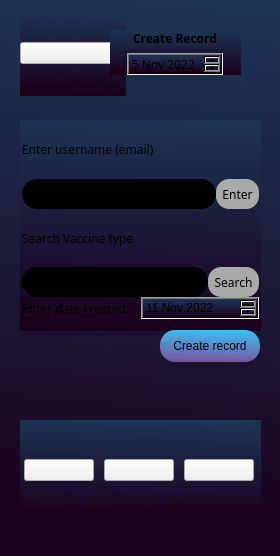
First picture: the form in MyCovidRecord/createrecord.ui, repository gagabon501/cs106-2, before the edit.
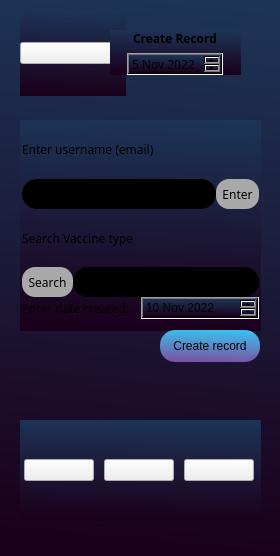
Second picture: the form after the edit. Icons and pictures are not drawn.

Commit message: create record push button

The edit to the form file:
```diff
--- a/MyCovidRecord/createrecord.ui
+++ b/MyCovidRecord/createrecord.ui
@@ -313,20 +313,6 @@
      </item>
      <item>
       <layout class="QHBoxLayout" name="horizontalLayout_2">
-       <item>
-        <widget class="QLineEdit" name="SearchVaccForm">
-         <property name="maximumSize">
-          <size>
-           <width>16777215</width>
-           <height>30</height>
-          </size>
-         </property>
-         <property name="styleSheet">
-          <string notr="true">border-radius: 15px;
-background-color: #000;</string>
-         </property>
-        </widget>
-       </item>
        <item>
         <widget class="QPushButton" name="vaccineType">
          <property name="minimumSize">
@@ -362,6 +348,20 @@
          </property>
         </widget>
        </item>
+       <item>
+        <widget class="QLineEdit" name="SearchVaccForm">
+         <property name="maximumSize">
+          <size>
+           <width>16777215</width>
+           <height>30</height>
+          </size>
+         </property>
+         <property name="styleSheet">
+          <string notr="true">border-radius: 15px;
+background-color: #000;</string>
+         </property>
+        </widget>
+       </item>
       </layout>
      </item>
      <item>
@@ -388,12 +388,12 @@
         <widget class="QDateEdit" name="dateEdit_2">
          <property name="dateTime">
           <datetime>
-           <hour>9</hour>
+           <hour>20</hour>
            <minute>0</minute>
            <second>0</second>
            <year>2022</year>
            <month>11</month>
-           <day>11</day>
+           <day>10</day>
           </datetime>
          </property>
          <property name="maximumTime">
```
The commit also changes 2 other files.
